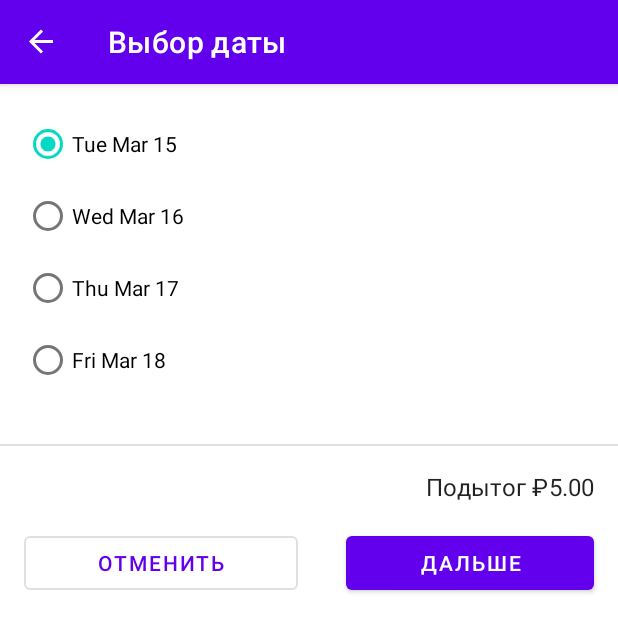
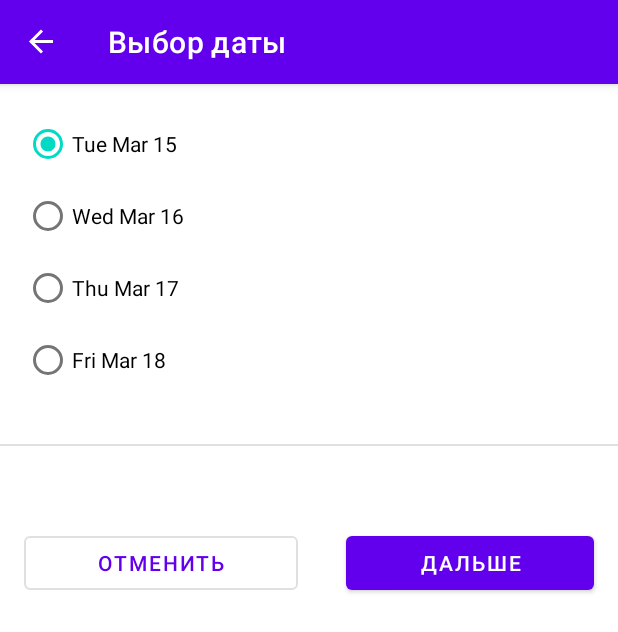
Before and after one commit to Maxmarra/GBCourse_3_Cupcake_my_version, an Android app: the PickupFragment screen opened through its navigation route, after a tap on an icon or button, on a phone screen of 412 x 824 dp. Shown: the top 632 px of the screen. Run offline under Robolectric (Android 15) with nearby library versions, the phone set to English and light mode, and no system bars; our stand-ins replace data binding, navigation-ui; 2 statements that could not run were skipped.

Commit message:
shared viewModel 3

```diff
--- a/app/src/main/java/com/example/cupcake1/FlavorFragment.kt
+++ b/app/src/main/java/com/example/cupcake1/FlavorFragment.kt
@@ -32,8 +32,10 @@ class FlavorFragment : Fragment() {
     override fun onViewCreated(view: View, savedInstanceState: Bundle?) {
         super.onViewCreated(view, savedInstanceState)
         binding?.apply {
-            nextButton.setOnClickListener { goToNextScreen() }
+            //nextButton.setOnClickListener { goToNextScreen() }
             viewModel = sharedViewModel
+            lifecycleOwner = viewLifecycleOwner
+            flavorFragment = this@FlavorFragment
         }
     }
 
--- a/app/src/main/java/com/example/cupcake1/PickupFragment.kt
+++ b/app/src/main/java/com/example/cupcake1/PickupFragment.kt
@@ -33,8 +33,11 @@ class PickupFragment : Fragment() {
     override fun onViewCreated(view: View, savedInstanceState: Bundle?) {
         super.onViewCreated(view, savedInstanceState)
         binding?.apply {
-            nextButton.setOnClickListener { goToNextScreen() }
+            //nextButton.setOnClickListener { goToNextScreen() }
             viewModel = sharedViewModel
+            lifecycleOwner = viewLifecycleOwner
+            pickupFragment = this@PickupFragment
+
         }
     }
 
--- a/app/src/main/java/com/example/cupcake1/StartFragment.kt
+++ b/app/src/main/java/com/example/cupcake1/StartFragment.kt
@@ -30,12 +30,14 @@ class StartFragment : Fragment() {
     override fun onViewCreated(view: View, savedInstanceState: Bundle?) {
         super.onViewCreated(view, savedInstanceState)
 
-        binding?.apply {
-            // Set up the button click listeners
-            orderOneCupcake.setOnClickListener { orderCupcake(1) }
-            orderSixCupcakes.setOnClickListener { orderCupcake(6) }
-            orderTwelveCupcakes.setOnClickListener { orderCupcake(12) }
-        }
+        binding?.startFragment = this
+
+//        binding?.apply {
+//            // Set up the button click listeners
+//            orderOneCupcake.setOnClickListener { orderCupcake(1) }
+//            orderSixCupcakes.setOnClickListener { orderCupcake(6) }
+//            orderTwelveCupcakes.setOnClickListener { orderCupcake(12) }
+//        }
     }
 
     fun orderCupcake(quantity: Int) {
--- a/app/src/main/java/com/example/cupcake1/SummaryFragment.kt
+++ b/app/src/main/java/com/example/cupcake1/SummaryFragment.kt
@@ -32,8 +32,10 @@ class SummaryFragment : Fragment() {
         super.onViewCreated(view, savedInstanceState)
 
         binding?.apply {
-            sendButton.setOnClickListener { sendOrder() }
+            //sendButton.setOnClickListener { sendOrder() }
             viewModel = sharedViewModel
+            lifecycleOwner = viewLifecycleOwner
+            summaryFragment = this@SummaryFragment
         }
     }
     fun sendOrder() {
--- a/app/src/main/java/com/example/cupcake1/model/OrderViewModel.kt
+++ b/app/src/main/java/com/example/cupcake1/model/OrderViewModel.kt
@@ -2,9 +2,14 @@ package com.example.cupcake1.model
 
 import androidx.lifecycle.LiveData
 import androidx.lifecycle.MutableLiveData
+import androidx.lifecycle.Transformations
 import androidx.lifecycle.ViewModel
+import java.text.NumberFormat
 import java.text.SimpleDateFormat
 import java.util.*
+
+private const val PRICE_PER_CUPCAKE = 2.00
+private const val PRICE_FOR_SAME_DAY_PICKUP = 3.00
 
 class OrderViewModel : ViewModel() {
 
@@ -18,7 +23,9 @@ class OrderViewModel : ViewModel() {
     val date: LiveData<String> = _date
 
     private val _price = MutableLiveData<Double>()
-    val price: LiveData<Double> = _price
+    val price: LiveData<String> = Transformations.map(_price) {
+        NumberFormat.getCurrencyInstance().format(it)
+    }
 
     val dateOptions = getPickupOptions()
 
@@ -28,6 +35,7 @@ class OrderViewModel : ViewModel() {
 
     fun setQuantity(numberCupcakes: Int) {
         _quantity.value = numberCupcakes
+        updatePrice()
     }
 
     fun setFlavor(desiredFlavor: String) {
@@ -36,6 +44,7 @@ class OrderViewModel : ViewModel() {
 
     fun setDate(pickupDate: String) {
         _date.value = pickupDate
+        updatePrice()
     }
 
     fun hasNoFlavorSet(): Boolean {
@@ -61,7 +70,15 @@ class OrderViewModel : ViewModel() {
     fun resetOrder() {
         _quantity.value = 0
         _flavor.value = ""
-        _date.value = dateOptions[0]
+        _date.value = dateOptions[1]
         _price.value = 0.0
     }
+    private fun updatePrice() {
+        var calculatedPrice = (quantity.value ?: 0) * PRICE_PER_CUPCAKE
+        // If the user selected the first option (today) for pickup, add the surcharge
+        if (dateOptions[0] == _date.value) {
+            calculatedPrice += PRICE_FOR_SAME_DAY_PICKUP
+        }
+        _price.value = calculatedPrice
+    }
 }
--- a/app/src/main/res/layout/fragment_pickup.xml
+++ b/app/src/main/res/layout/fragment_pickup.xml
@@ -6,6 +6,10 @@
         <variable
             name="viewModel"
             type="com.example.cupcake1.model.OrderViewModel" />
+
+        <variable
+            name="pickupFragment"
+            type="com.example.cupcake1.PickupFragment" />
     </data>
 
     <ScrollView
@@ -75,7 +79,7 @@
                 android:layout_height="wrap_content"
                 android:layout_marginTop="@dimen/side_margin"
                 android:layout_marginEnd="@dimen/side_margin"
-                android:text="Подытог ₽5.00"
+                android:text="@{@string/subtotal_price(viewModel.price)}"
                 android:textAlignment="viewEnd"
                 tools:text="Подытог ₽5.00" />
 
@@ -99,6 +103,7 @@
                     android:layout_height="wrap_content"
                     android:layout_margin="@dimen/side_margin"
                     android:layout_weight="1"
+                    android:onClick="@{()-> pickupFragment.goToNextScreen()}"
                     android:text="@string/next" />
 
 
--- a/app/src/main/res/layout/fragment_summary.xml
+++ b/app/src/main/res/layout/fragment_summary.xml
@@ -8,6 +8,10 @@
         <variable
             name="viewModel"
             type="com.example.cupcake1.model.OrderViewModel" />
+
+        <variable
+            name="summaryFragment"
+            type="com.example.cupcake1.SummaryFragment" />
     </data>
 
     <ScrollView
@@ -106,6 +110,7 @@
                     android:layout_height="wrap_content"
                     android:layout_gravity="end"
                     android:layout_marginTop="@dimen/side_margin"
+                    android:text="@{@string/total_price(viewModel.price)}"
                     tools:text="Total $5.00" />
 
             </LinearLayout>
@@ -115,6 +120,7 @@
                 android:layout_width="match_parent"
                 android:layout_height="wrap_content"
                 android:layout_marginTop="@dimen/side_margin"
+                android:onClick="@{()-> summaryFragment.sendOrder()}"
                 android:text="@string/send" />
             <Button
                 android:id="@+id/cancel_button"
--- a/app/src/main/res/values/strings.xml
+++ b/app/src/main/res/values/strings.xml
@@ -7,6 +7,8 @@
     <string name="salted_caramel">Соленая карамель</string>
     <string name="coffee">Кофейный</string>
 
+    <string name="subtotal_price">Подытог %s</string>
+    <string name="total_price">Итого %s</string>
 
     <!--    кнопки-->
     <string name="next">Дальше</string>
```
Also changed, not shown: app/src/main/res/layout/fragment_flavor.xml (+7 -1 lines), app/src/main/res/layout/fragment_start.xml (+9 -0 lines).
